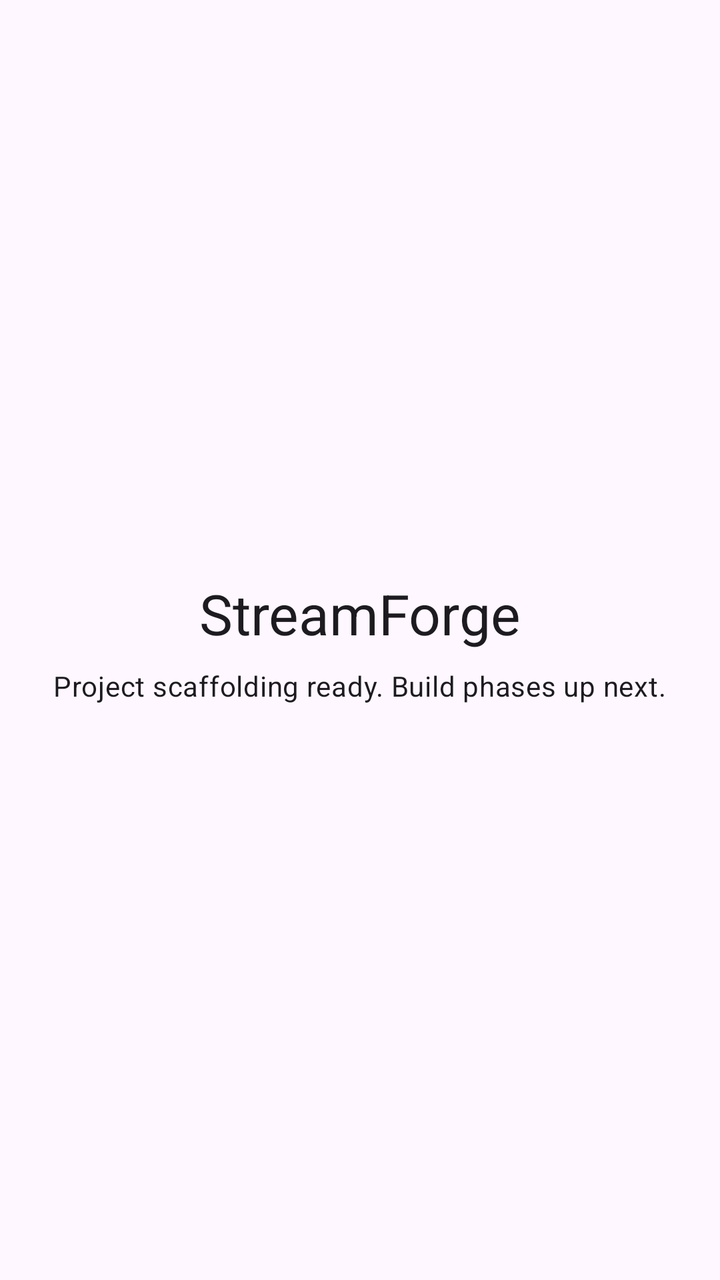
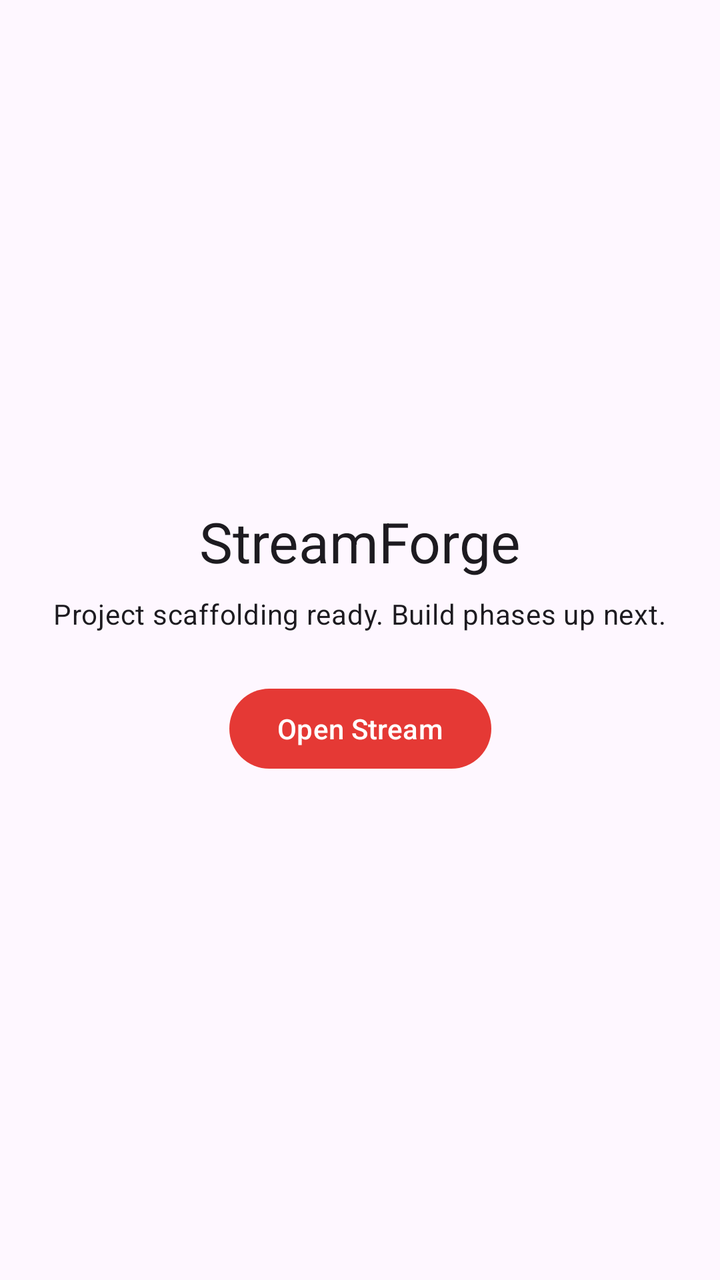

Screens rendered from an Android XML layout before and after an edit, with the pre-edit source and the edit as a unified diff.
<!-- AndroidManifest.xml: application theme Theme.StreamForge -->
<!-- res/layout/activity_main.xml -->
<?xml version="1.0" encoding="utf-8"?>
<androidx.constraintlayout.widget.ConstraintLayout
    xmlns:android="http://schemas.android.com/apk/res/android"
    xmlns:app="http://schemas.android.com/apk/res-auto"
    xmlns:tools="http://schemas.android.com/tools"
    android:layout_width="match_parent"
    android:layout_height="match_parent"
    android:padding="24dp"
    tools:context=".MainActivity">

    <TextView
        android:id="@+id/title"
        android:layout_width="wrap_content"
        android:layout_height="wrap_content"
        android:text="@string/app_name"
        android:textAppearance="?attr/textAppearanceHeadlineMedium"
        app:layout_constraintBottom_toTopOf="@id/subtitle"
        app:layout_constraintEnd_toEndOf="parent"
        app:layout_constraintStart_toStartOf="parent"
        app:layout_constraintTop_toTopOf="parent"
        app:layout_constraintVertical_chainStyle="packed" />

    <TextView
        android:id="@+id/subtitle"
        android:layout_width="wrap_content"
        android:layout_height="wrap_content"
        android:layout_marginTop="8dp"
        android:text="@string/scaffolding_ready"
        android:textAppearance="?attr/textAppearanceBodyMedium"
        app:layout_constraintBottom_toBottomOf="parent"
        app:layout_constraintEnd_toEndOf="parent"
        app:layout_constraintStart_toStartOf="parent"
        app:layout_constraintTop_toBottomOf="@id/title" />

</androidx.constraintlayout.widget.ConstraintLayout>
<!-- resources referenced by this layout -->
<resources>
  <string name="app_name">StreamForge</string>
  <string name="scaffolding_ready">Project scaffolding ready. Build phases up next.</string>
  <style name="Theme.StreamForge" parent="Theme.Material3.DayNight.NoActionBar">
          <item name="colorPrimary">@color/brand_primary</item>
          <item name="colorPrimaryVariant">@color/brand_primary_dark</item>
          <item name="colorSecondary">@color/brand_secondary</item>
          <item name="android:windowLightStatusBar" tools:targetApi="m">false</item>
          <item name="android:statusBarColor">@color/surface_dark</item>
      </style>
  <color name="brand_primary">#E53935</color>
  <color name="brand_primary_dark">#B71C1C</color>
  <color name="brand_secondary">#FF7043</color>
  <color name="surface_dark">#121212</color>
</resources>

<!-- the commit's change to res/layout/activity_main.xml (unified diff, before → after) -->
@@ -27,9 +27,20 @@
         android:layout_marginTop="8dp"
         android:text="@string/scaffolding_ready"
         android:textAppearance="?attr/textAppearanceBodyMedium"
-        app:layout_constraintBottom_toBottomOf="parent"
+        app:layout_constraintBottom_toTopOf="@id/btnOpenStream"
         app:layout_constraintEnd_toEndOf="parent"
         app:layout_constraintStart_toStartOf="parent"
         app:layout_constraintTop_toBottomOf="@id/title" />
 
+    <com.google.android.material.button.MaterialButton
+        android:id="@+id/btnOpenStream"
+        android:layout_width="wrap_content"
+        android:layout_height="wrap_content"
+        android:layout_marginTop="24dp"
+        android:text="@string/open_stream"
+        app:layout_constraintBottom_toBottomOf="parent"
+        app:layout_constraintEnd_toEndOf="parent"
+        app:layout_constraintStart_toStartOf="parent"
+        app:layout_constraintTop_toBottomOf="@id/subtitle" />
+
 </androidx.constraintlayout.widget.ConstraintLayout>
<!-- resource entries referenced after the edit -->
@@ -1,6 +1,7 @@
 <!-- resources referenced by this layout -->
 <resources>
   <string name="app_name">StreamForge</string>
+  <string name="open_stream">Open Stream</string>
   <string name="scaffolding_ready">Project scaffolding ready. Build phases up next.</string>
   <style name="Theme.StreamForge" parent="Theme.Material3.DayNight.NoActionBar">
           <item name="colorPrimary">@color/brand_primary</item>
